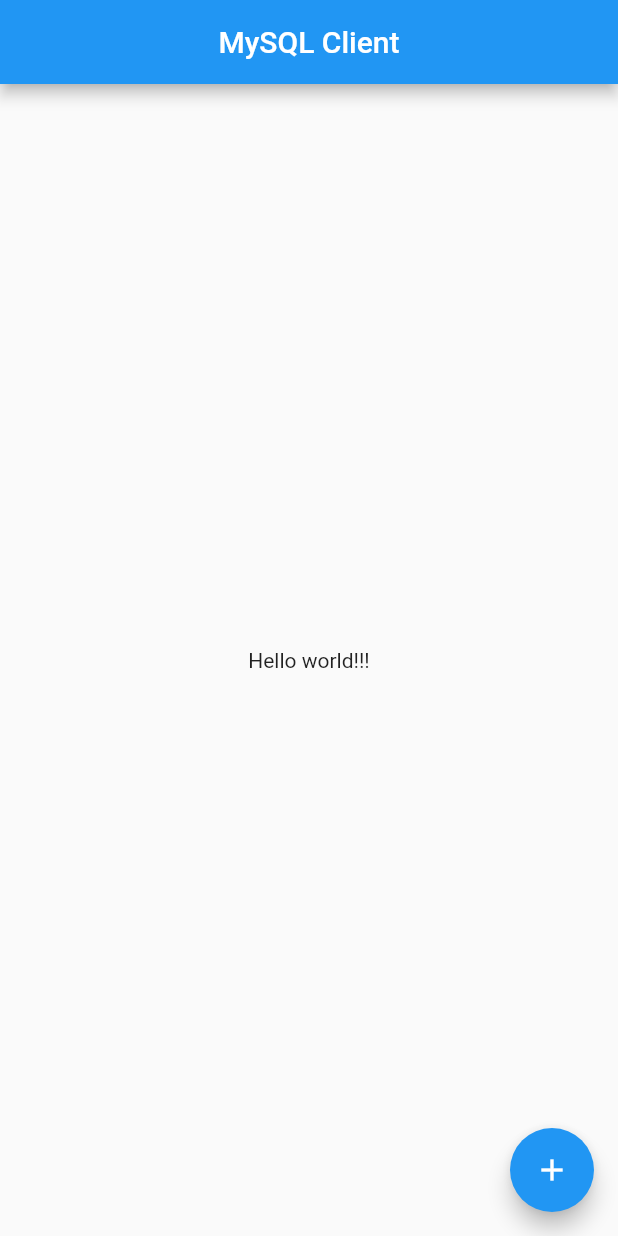
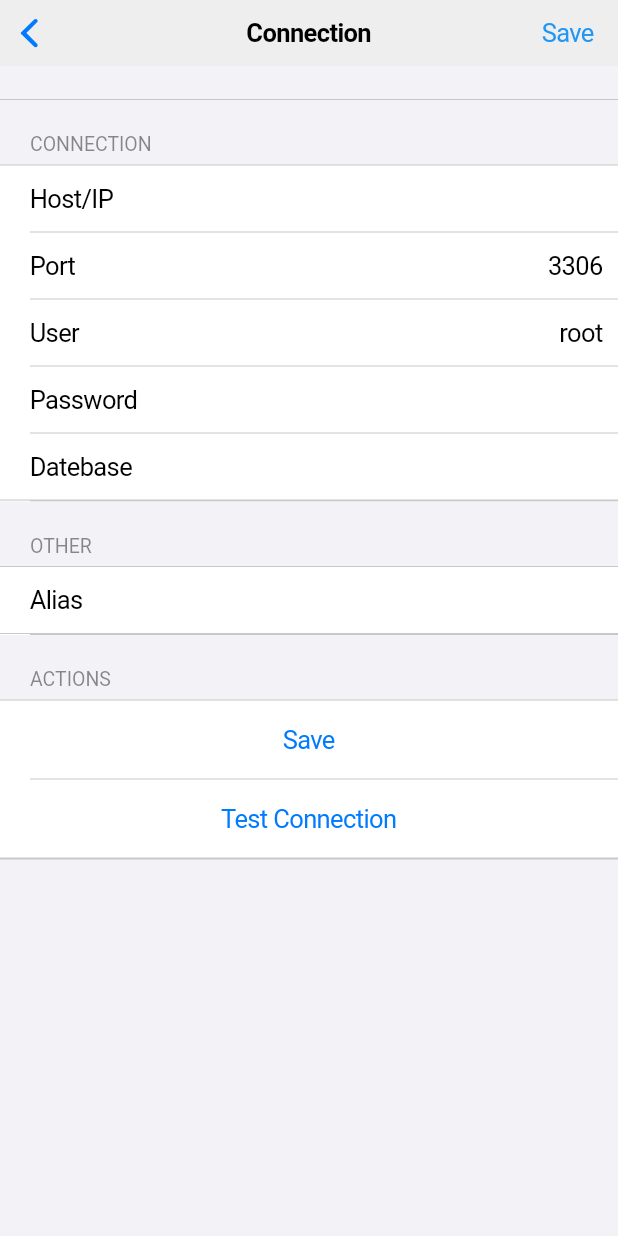
Before and after one commit to billcoding/mysql-client-flutter, a Flutter app: the screen it shows after launch, after a tap on the "add" icon, on a phone screen of 412 x 824 dp. Run offline on Flutter 3.47's test engine with Material 2 defaults, Android fonts, the light colour scheme and no system bars; our stand-ins replace fluttertoast; missing offline and left inert: mysql1.

Commit message:
Add connection page

```diff
--- a/lib/main.dart
+++ b/lib/main.dart
@@ -1,4 +1,7 @@
+import 'package:flutter/cupertino.dart';
 import 'package:flutter/material.dart';
+import 'package:flutter/services.dart';
+import 'package:mysql_client_flutter/pages/connections/add.dart';
 import 'pages/home.dart';
 
 void main() {
@@ -8,11 +11,15 @@
 class App extends StatelessWidget {
   @override
   Widget build(BuildContext context) {
-    return MaterialApp(
-      theme: ThemeData(
-        primarySwatch: Colors.blue,
-      ),
-      home: HomePage(title: 'MySQL Client'),
+    SystemChrome.setPreferredOrientations(
+        [DeviceOrientation.portraitUp, DeviceOrientation.portraitDown]);
+    return CupertinoApp(
+      theme: const CupertinoThemeData(brightness: Brightness.light),
+      home: HomePage( ),
+      routes: <String, WidgetBuilder>{
+        '/connection/add': (BuildContext context) =>
+            AddPage(title: 'Connection'),
+      },
     );
   }
 }
--- /dev/null
+++ b/lib/pages/connections/add.dart
@@ -0,0 +1,124 @@
+import 'package:flutter/cupertino.dart';
+import 'package:flutter/material.dart';
+import 'package:fluttertoast/fluttertoast.dart';
+import 'package:mysql1/mysql1.dart';
+
+class AddPage extends StatefulWidget {
+  AddPage({Key key, this.title}) : super(key: key);
+  final String title;
+  @override
+  _AddPageState createState() => _AddPageState();
+}
+
+class _AddPageState extends State<AddPage> {
+  TextEditingController _portController;
+  TextEditingController _hostController;
+  TextEditingController _userController;
+  TextEditingController _passwordController;
+  TextEditingController _databaseController;
+  TextEditingController _aliasController;
+  @override
+  void initState() {
+    super.initState();
+    _portController = TextEditingController(text: '3306');
+    _hostController = TextEditingController(text: '');
+    _userController = TextEditingController(text: 'root');
+    _passwordController = TextEditingController(text: '');
+    _databaseController = TextEditingController(text: '');
+    _aliasController = TextEditingController(text: '');
+  }
+
+  @override
+  Widget build(BuildContext context) {
+    return CupertinoPageScaffold(
+        navigationBar: CupertinoNavigationBar(
+          middle: Text(
+            'Connection',
+            style: TextStyle(color: Colors.black),
+          ),
+          trailing: GestureDetector(
+            child: Text(
+              'Save',
+              style: TextStyle(color: Colors.blue),
+            ),
+            onTap: () {},
+          ),
+        ),
+        backgroundColor: Colors.grey[200],
+        child: SafeArea(
+          child: CupertinoFormSection(
+            children: [
+              CupertinoFormSection(
+                header: Text('CONNECTION'),
+                children: [
+                  rowWidget('Host/IP', _hostController),
+                  rowWidget('Port', _portController),
+                  rowWidget('User', _userController),
+                  rowWidget('Password', _passwordController),
+                  rowWidget('Datebase', _databaseController),
+                ],
+              ),
+              CupertinoFormSection(
+                header: Text('OTHER'),
+                children: [
+                  rowWidget('Alias', _aliasController),
+                ],
+              ),
+              CupertinoFormSection(header: Text('ACTIONS'), children: [
+                CupertinoButton(child: Text('Save'), onPressed: () {}),
+                CupertinoButton(
+                    child: Text('Test Connection'),
+                    onPressed: () async {
+
+                      final conn = await MySqlConnection.connect(
+                          ConnectionSettings(
+                              host: '192.168.0.252',
+                              port: 3310,
+                              user: 'root',
+                              db: 'test',
+                              password: 'oGMyxw4auP6F6Sn1ENxMVTa1kCc='));
+                      var results = await conn.query('select now() as t');
+                      var nowTime = await results.first['t'];
+                      var ft = FToast();
+                      ft.init(context);
+                      ft.showToast(
+                          child: Text('MySQL server now time is $nowTime'));
+
+
+                    }),
+              ]),
+            ],
+          ),
+        ));
+  }
+
+  Widget rowWidget(String text, TextEditingController controller) {
+    return Row(
+      children: [
+        Container(
+          padding: EdgeInsets.only(left: 20, top: 12, bottom: 12),
+          child: Expanded(
+            flex: 2,
+            child: Text(text),
+          ),
+        ),
+        Container(
+          child: Expanded(
+            flex: 6,
+            child: Text(''),
+          ),
+        ),
+        Container(
+          child: Expanded(
+            flex: 2,
+            child: CupertinoTextField(
+              textAlign: TextAlign.right,
+              controller: controller,
+              decoration: null,
+            ),
+          ),
+        )
+      ],
+    );
+  }
+}
--- a/lib/pages/home.dart
+++ b/lib/pages/home.dart
@@ -1,29 +1,38 @@
+import 'package:flutter/cupertino.dart';
 import 'package:flutter/material.dart';
 
 class HomePage extends StatefulWidget {
-  HomePage({Key key, this.title}) : super(key: key);
-  final String title;
+  HomePage({
+    Key key,
+  }) : super(key: key);
   @override
   _HomePageState createState() => _HomePageState();
 }
 
 class _HomePageState extends State<HomePage> {
   @override
+  void initState() {
+    super.initState();
+  }
+
+  @override
   Widget build(BuildContext context) {
-    return Scaffold(
-      appBar: AppBar(
-        title: Center(
-            child: Text(
-          widget.title,
-        )),
+    return CupertinoPageScaffold(
+      navigationBar: CupertinoNavigationBar(
+        middle: Text(
+          'MySQL Client',
+          style: TextStyle(color: Colors.black),
+        ),
+        trailing: GestureDetector(
+          child: Icon(Icons.add),
+          onTap: () {
+            Navigator.pushNamed(context, '/connection/add');
+          },
+        ),
+        backgroundColor: Colors.white,
       ),
-      body: Center(
-        child: Text('Hello world!!!'),
-      ),
-      floatingActionButton: FloatingActionButton(
-        tooltip: 'Setting',
-        child: Icon(Icons.add),
-        onPressed: () {},
+      child: Center(
+        child: Text('Connections'),
       ),
     );
   }
--- a/pubspec.yaml
+++ b/pubspec.yaml
@@ -29,6 +29,7 @@
   # Use with the CupertinoIcons class for iOS style icons.
   cupertino_icons: ^1.0.2
   mysql1: ^0.19.2
+  fluttertoast: ^8.0.7
 
 dev_dependencies:
   flutter_test:
```
Also changed, not shown: pubspec.lock.
